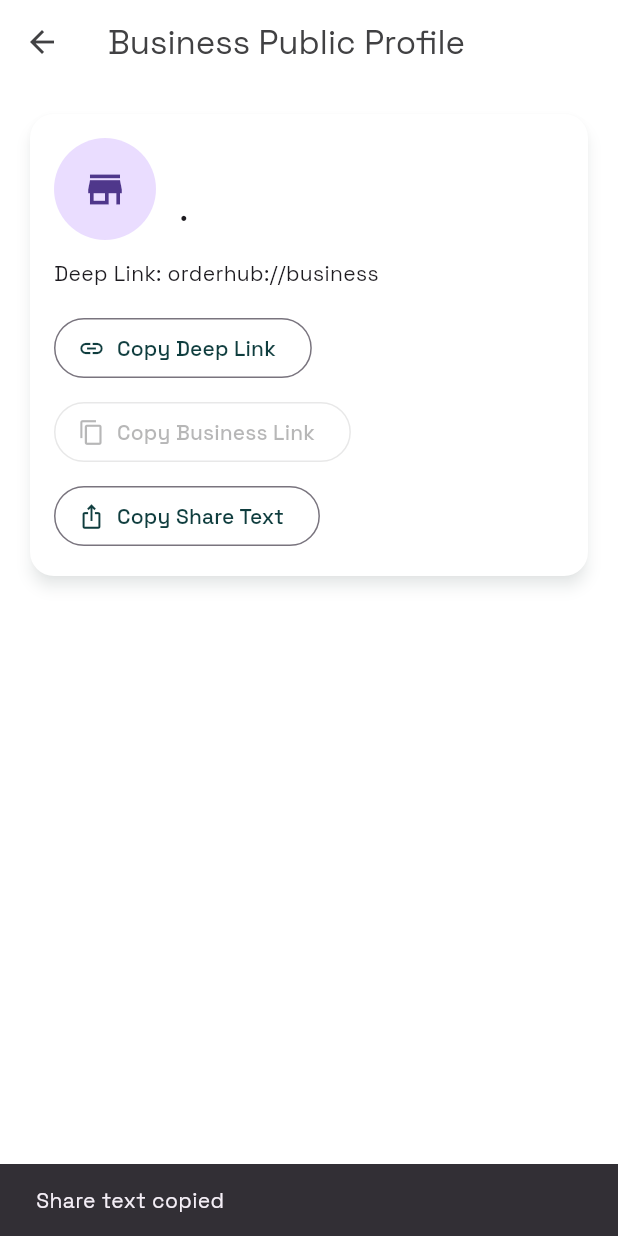
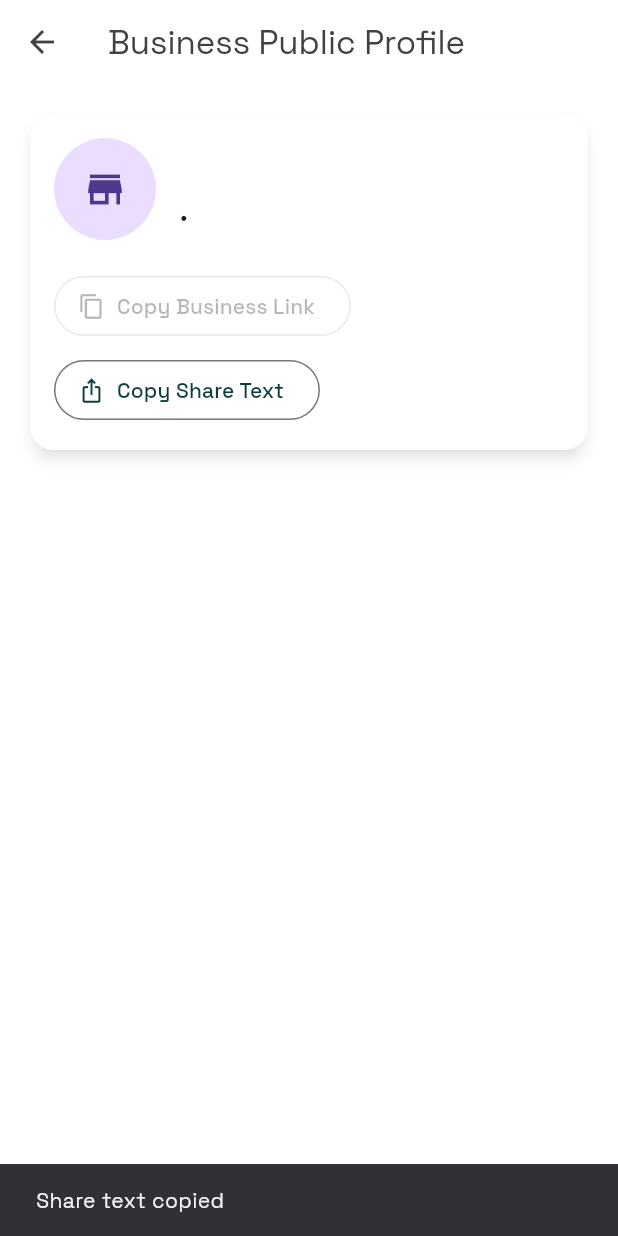
Before and after one commit to bhadresh0768/orderhub, a Flutter app: the PublicBusinessProfileScreen screen opened directly with empty values, after a tap on "Copy Share Text", on a phone screen of 412 x 824 dp. Run offline on Flutter 3.47's test engine with Material 3 defaults, Android fonts, the light colour scheme and no system bars; our stand-ins replace app_links, cloud_firestore, connectivity_plus, country_picker, file_picker, firebase_auth and 13 more; missing offline and left inert: android_intent_plus, firebase_app_check; accounts and stored records are empty; statements that could not run were skipped.

Commit message:
hide business link

```diff
--- a/todo_reminder_alarm/lib/features/profile/presentation/public_business_profile_screen.dart
+++ b/todo_reminder_alarm/lib/features/profile/presentation/public_business_profile_screen.dart
@@ -11,6 +11,21 @@ class PublicBusinessProfileScreen extends ConsumerWidget {
   const PublicBusinessProfileScreen({super.key, required this.business});
 
   final BusinessProfile business;
+
+  String _displayBusinessLinkText({
+    required String rawLink,
+    required String businessName,
+  }) {
+    final trimmed = rawLink.trim();
+    if (trimmed.isEmpty) return '';
+    final normalizedName = businessName.trim().isEmpty
+        ? 'business'
+        : businessName.trim();
+    if (trimmed.startsWith('orderhub://business/')) {
+      return 'orderhub://business/$normalizedName';
+    }
+    return trimmed;
+  }
 
   String _buildShareMessage({
     required String businessId,
@@ -162,26 +177,29 @@ class PublicBusinessProfileScreen extends ConsumerWidget {
                         .trim()
                         .isNotEmpty) ...[
                       Text(
-                        'Business Link: ${currentBusiness.shareLink!.trim()}',
+                        'Business Link: ${_displayBusinessLinkText(rawLink: currentBusiness.shareLink!, businessName: currentBusiness.name)}',
                       ),
                       const SizedBox(height: 8),
                     ],
-                    Text('Deep Link: ${businessDeepLink(currentBusiness.id)}'),
-                    const SizedBox(height: 8),
+                    // Hidden as requested: Deep-link UI block for Business Public Profile.
+                    // Uncomment below if you want to show deep link text and copy button again.
+                    // Text('Deep Link: ${businessDeepLink(currentBusiness.id)}'),
+                    // const SizedBox(height: 8),
                     const SizedBox(height: 8),
                     Wrap(
                       spacing: 8,
                       runSpacing: 8,
                       children: [
-                        OutlinedButton.icon(
-                          onPressed: () => _copyText(
-                            context,
-                            'Deep link',
-                            businessDeepLink(currentBusiness.id),
-                          ),
-                          icon: const Icon(Icons.link),
-                          label: const Text('Copy Deep Link'),
-                        ),
+                        // Hidden as requested: Uncomment to restore deep-link copy action.
+                        // OutlinedButton.icon(
+                        //   onPressed: () => _copyText(
+                        //     context,
+                        //     'Deep link',
+                        //     businessDeepLink(currentBusiness.id),
+                        //   ),
+                        //   icon: const Icon(Icons.link),
+                        //   label: const Text('Copy Deep Link'),
+                        // ),
                         OutlinedButton.icon(
                           onPressed:
                               (currentBusiness.shareLink ?? '').trim().isEmpty
```
